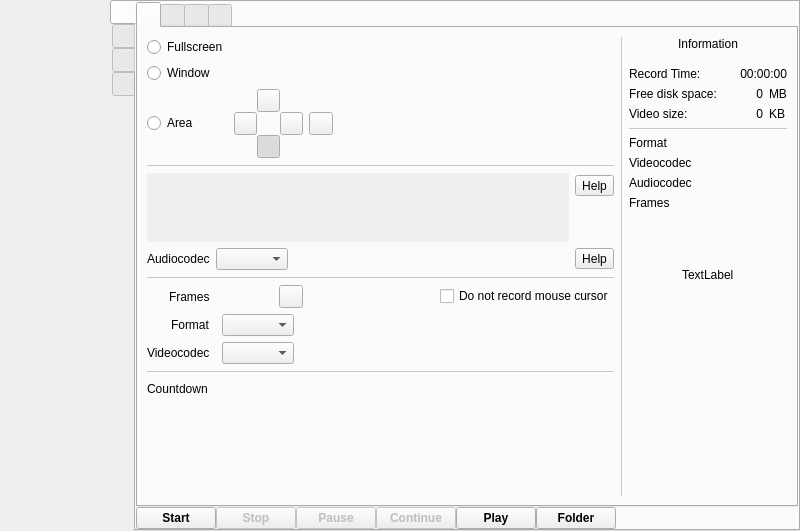
vkohaupt/vokoscreenNG, file src/wayland/formMainWindow_wl.ui: the form before one commit.
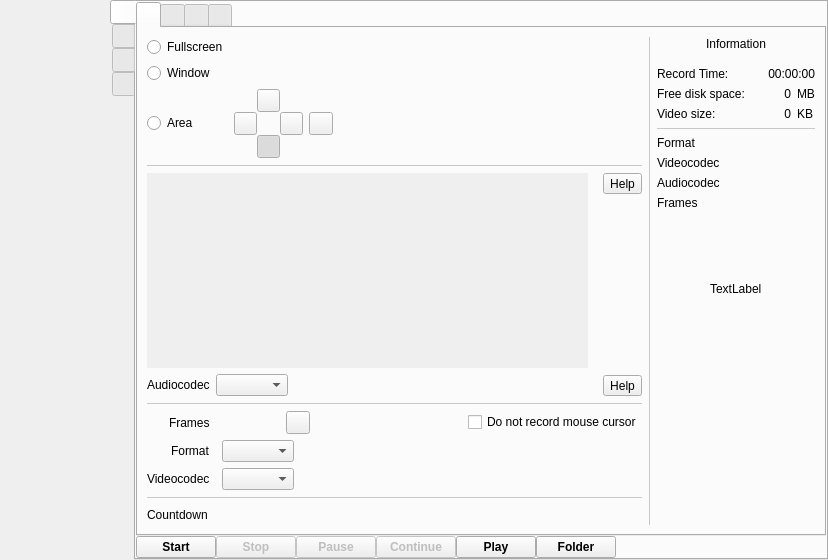
The form after the commit. Icons and pictures are not drawn.

Commit message: Wayland: Add audio

Patch:
```diff
--- a/src/wayland/formMainWindow_wl.ui
+++ b/src/wayland/formMainWindow_wl.ui
@@ -6,8 +6,8 @@
    <rect>
     <x>0</x>
     <y>0</y>
-    <width>800</width>
-    <height>531</height>
+    <width>828</width>
+    <height>560</height>
    </rect>
   </property>
   <property name="windowTitle">
@@ -473,17 +473,64 @@
                  </widget>
                 </item>
                 <item>
+                 <layout class="QGridLayout" name="gridLayout_6">
+                  <item row="1" column="1">
+                   <widget class="QToolButton" name="help_screencast_audiocodec">
+                    <property name="toolTip">
+                     <string>Help</string>
+                    </property>
+                    <property name="text">
+                     <string notr="true">Help</string>
+                    </property>
+                   </widget>
+                  </item>
+                  <item row="0" column="1">
+                   <layout class="QVBoxLayout" name="verticalLayout_20">
+                    <item alignment="Qt::AlignTop">
+                     <widget class="QToolButton" name="help_screencast_audio">
+                      <property name="toolTip">
+                       <string>Help</string>
+                      </property>
+                      <property name="text">
+                       <string notr="true">Help</string>
+                      </property>
+                     </widget>
+                    </item>
+                    <item>
+                     <spacer name="verticalSpacer_3">
+                      <property name="orientation">
+                       <enum>Qt::Vertical</enum>
+                      </property>
+                      <property name="sizeHint" stdset="0">
+                       <size>
+                        <width>20</width>
+                        <height>40</height>
+                       </size>
+                      </property>
+                     </spacer>
+                    </item>
+                   </layout>
+                  </item>
+                  <item row="0" column="0" rowspan="2">
+                   <widget class="QFrame" name="frame_audio">
+                    <property name="frameShape">
+                     <enum>QFrame::NoFrame</enum>
+                    </property>
+                    <property name="frameShadow">
+                     <enum>QFrame::Raised</enum>
+                    </property>
                  <layout class="QVBoxLayout" name="verticalLayout_14">
-                  <item>
-                   <layout class="QHBoxLayout" name="horizontalLayout_34">
+                     <property name="leftMargin">
+                      <number>0</number>
+                     </property>
+                     <property name="topMargin">
+                      <number>0</number>
+                     </property>
+                     <property name="bottomMargin">
+                      <number>0</number>
+                     </property>
                     <item>
                      <widget class="QScrollArea" name="scrollAreaAudioDevice">
-                      <property name="sizePolicy">
-                       <sizepolicy hsizetype="Expanding" vsizetype="Minimum">
-                        <horstretch>0</horstretch>
-                        <verstretch>0</verstretch>
-                       </sizepolicy>
-                      </property>
                       <property name="accessibleName">
                        <string notr="true"/>
                       </property>
@@ -501,8 +548,8 @@
                         <rect>
                          <x>0</x>
                          <y>0</y>
-                         <width>388</width>
-                         <height>68</height>
+                          <width>409</width>
+                          <height>116</height>
                         </rect>
                        </property>
                        <property name="accessibleName">
@@ -529,41 +576,6 @@
                      </widget>
                     </item>
                     <item>
-                     <layout class="QVBoxLayout" name="verticalLayout_15">
-                      <property name="topMargin">
-                       <number>2</number>
-                      </property>
-                      <item>
-                       <widget class="QToolButton" name="help_screencast_audio">
-                        <property name="toolTip">
-                         <string>Help</string>
-                        </property>
-                        <property name="text">
-                         <string notr="true">Help</string>
-                        </property>
-                       </widget>
-                      </item>
-                      <item>
-                       <spacer name="verticalSpacer_32">
-                        <property name="orientation">
-                         <enum>Qt::Vertical</enum>
-                        </property>
-                        <property name="sizeType">
-                         <enum>QSizePolicy::Expanding</enum>
-                        </property>
-                        <property name="sizeHint" stdset="0">
-                         <size>
-                          <width>20</width>
-                          <height>40</height>
-                         </size>
-                        </property>
-                       </spacer>
-                      </item>
-                     </layout>
-                    </item>
-                   </layout>
-                  </item>
-                  <item>
                    <layout class="QHBoxLayout" name="horizontalLayout_37">
                     <item>
                      <widget class="QLabel" name="labelAudioCodec">
@@ -592,17 +604,10 @@
                       </property>
                      </spacer>
                     </item>
-                    <item>
-                     <widget class="QToolButton" name="help_screencast_audiocodec">
-                      <property name="toolTip">
-                       <string>Help</string>
-                      </property>
-                      <property name="text">
-                       <string notr="true">Help</string>
-                      </property>
-                     </widget>
-                    </item>
-                   </layout>
+                      </layout>
+                     </item>
+                    </layout>
+                   </widget>
                   </item>
                  </layout>
                 </item>
@@ -776,19 +781,6 @@
                   </item>
                  </layout>
                 </item>
-                <item>
-                 <spacer name="verticalSpacer_2">
-                  <property name="orientation">
-                   <enum>Qt::Vertical</enum>
-                  </property>
-                  <property name="sizeHint" stdset="0">
-                   <size>
-                    <width>20</width>
-                    <height>40</height>
-                   </size>
-                  </property>
-                 </spacer>
-                </item>
                </layout>
               </item>
               <item>
```
Left out of the diff: 6 changed lines with no effect on the pictures. Lines whose indentation alone changed are shown as unchanged.
